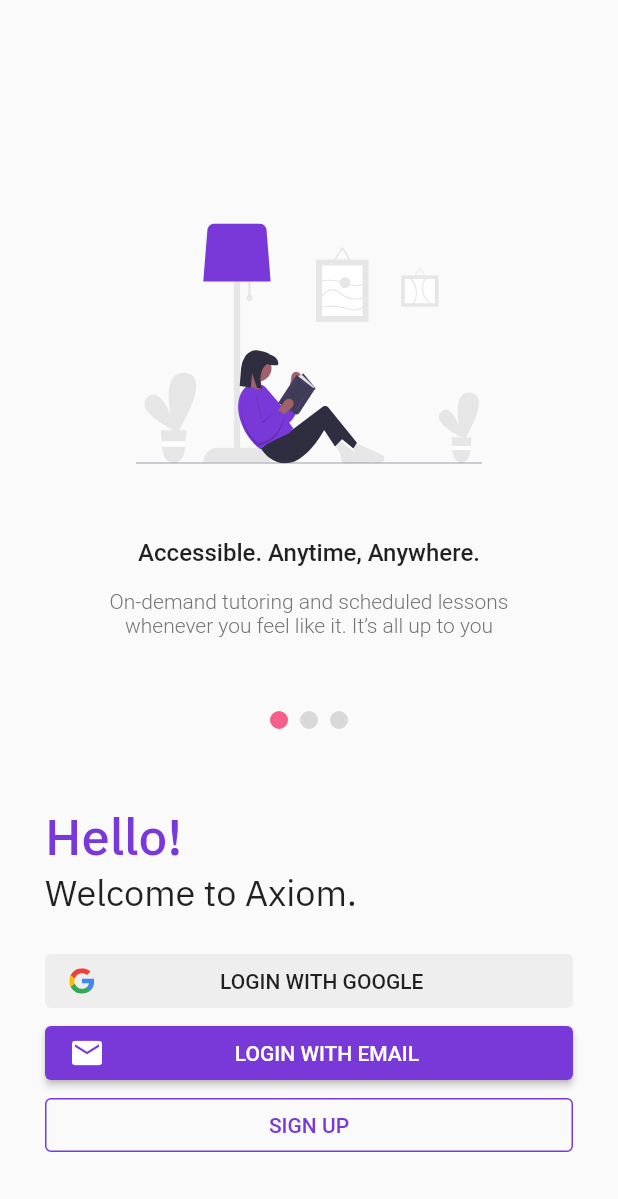
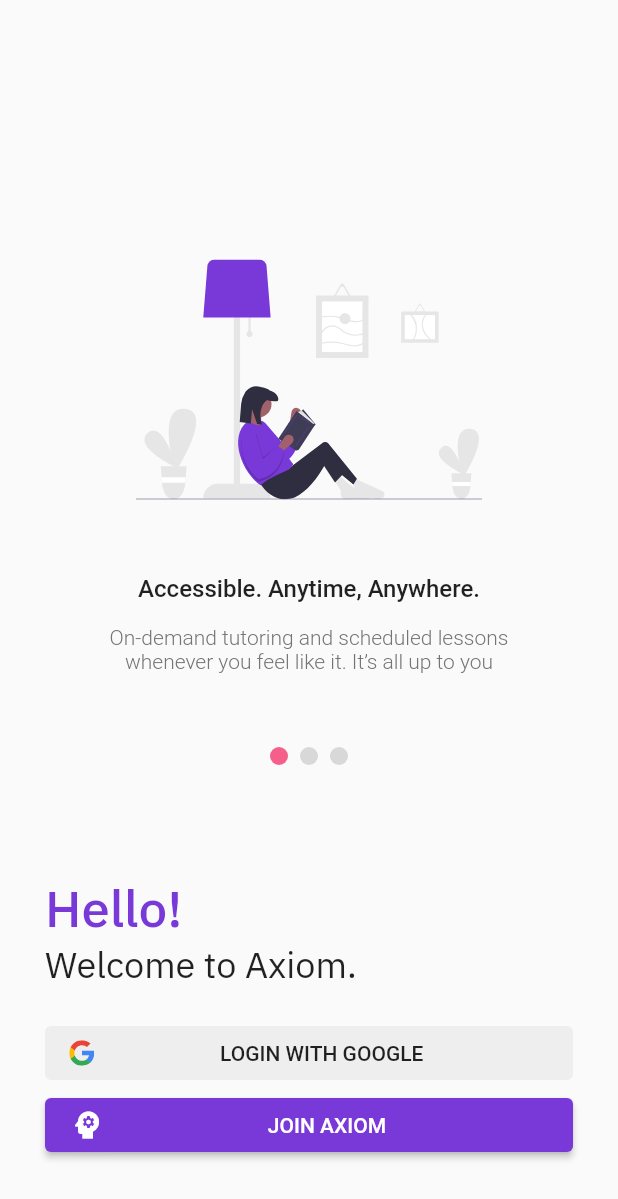
Before and after one commit to axiomacademy/solo, a Flutter app: the screen it shows after launch, after a tap on "LOGIN WITH GOOGLE", on a phone screen of 412 x 824 dp. Shown: the top 1199 px of the screen. Run offline on Flutter 3.47's test engine with Material 2 defaults, Android fonts, the phone set to English and light mode, and no system bars; drawn by our look-alikes of smooth_page_indicator; our stand-ins replace firebase_auth, firebase_core, flutter_svg, google_sign_in; missing offline and left inert: firebase_auth_web, firebase_core_web, google_sign_in_web, selectable_container; accounts and stored records are empty.

Commit message:
feat: adding half of pre signup onboarding flow

```diff
--- a/lib/generated_plugin_registrant.dart
+++ b/lib/generated_plugin_registrant.dart
@@ -4,12 +4,16 @@
 
 // ignore_for_file: lines_longer_than_80_chars
 
+import 'package:firebase_auth_web/firebase_auth_web.dart';
 import 'package:firebase_core_web/firebase_core_web.dart';
+import 'package:google_sign_in_web/google_sign_in_web.dart';
 
 import 'package:flutter_web_plugins/flutter_web_plugins.dart';
 
 // ignore: public_member_api_docs
 void registerPlugins(Registrar registrar) {
+  FirebaseAuthWeb.registerWith(registrar);
   FirebaseCoreWeb.registerWith(registrar);
+  GoogleSignInPlugin.registerWith(registrar);
   registrar.registerMessageHandler();
 }
--- a/lib/main.dart
+++ b/lib/main.dart
@@ -2,6 +2,9 @@ import 'package:flutter/material.dart';
 
 // ignore: import_of_legacy_library_into_null_safe
 import 'package:firebase_core/firebase_core.dart';
+
+// ignore: import_of_legacy_library_into_null_safe
+import 'package:firebase_auth/firebase_auth.dart';
 
 // Pages
 import './pages/welcome.dart';
@@ -19,9 +22,6 @@ class App extends StatefulWidget {
 }
 
 class _AppState extends State<App> {
-  /// The future is part of the state of our widget. We should not call `initializeApp`
-  /// directly inside [build].
-  final Future<FirebaseApp> _initialization = Firebase.initializeApp();
   final _navigatorKey = GlobalKey<NavigatorState>();
 
   @override
@@ -32,7 +32,7 @@ class _AppState extends State<App> {
         theme: buildTheme(),
         home: FutureBuilder(
           // Initialize FlutterFire:
-          future: _initialization,
+          future: _initFirebase(),
           builder: (context, snapshot) {
             // Check for errors
             if (snapshot.hasError) {
@@ -49,6 +49,16 @@ class _AppState extends State<App> {
           },
         ));
   }
+
+  Future<FirebaseApp> _initFirebase() async {
+    FirebaseApp firebaseApp = await Firebase.initializeApp();
+    User? user = FirebaseAuth.instance.currentUser;
+    if (user != null) {
+      // Logged in, go straight to home page
+      print("Logged in");
+    }
+    return firebaseApp;
+  }
 }
 
 class ErrorState extends StatelessWidget {
--- a/lib/pages/welcome.dart
+++ b/lib/pages/welcome.dart
@@ -1,9 +1,14 @@
 import 'package:flutter/material.dart';
-
 import 'package:flutter_svg/flutter_svg.dart';
 
 // ignore: import_of_legacy_library_into_null_safe
+import 'package:firebase_auth/firebase_auth.dart';
+// ignore: import_of_legacy_library_into_null_safe
 import 'package:smooth_page_indicator/smooth_page_indicator.dart';
+
+import '../services/auth_service.dart';
+
+import './register.dart';
 
 /// WelcomePage, redirect to this for unauthneticated user
 class WelcomePage extends StatefulWidget {
@@ -78,7 +83,10 @@ class _WelcomePageState extends State<WelcomePage> {
                 Padding(
                     padding: EdgeInsets.only(top: 20.0),
                     child: ElevatedButton(
-                        onPressed: () {},
+                        onPressed: () async {
+                          User user = await AuthService.signInWithGoogle();
+                          print(user.email);
+                        },
                         style: ElevatedButton.styleFrom(
                           primary: Colors.grey[200],
                           elevation: 0,
@@ -94,28 +102,19 @@ class _WelcomePageState extends State<WelcomePage> {
                           Spacer()
                         ]))),
                 ElevatedButton(
-                  onPressed: () {},
+                  onPressed: () {
+                    Navigator.of(context).push(NamePage.route());
+                  },
                   style: ElevatedButton.styleFrom(
                     primary: Theme.of(context).primaryColor,
                   ),
                   child: Row(children: <Widget>[
-                    Icon(Icons.mail),
+                    Icon(Icons.psychology),
                     Spacer(),
-                    Text("LOGIN WITH EMAIL"),
+                    Text("JOIN AXIOM"),
                     Spacer(),
                   ]),
                 ),
-                OutlinedButton(
-                    onPressed: () {},
-                    style: OutlinedButton.styleFrom(
-                      side: BorderSide(color: Theme.of(context).primaryColor),
-                    ),
-                    child: Row(children: <Widget>[
-                      Spacer(),
-                      Text("SIGN UP",
-                          style: Theme.of(context).primaryTextTheme.button),
-                      Spacer()
-                    ])),
               ])),
         ]),
       ),
--- /dev/null
+++ b/lib/services/auth_service.dart
@@ -0,0 +1,26 @@
+// ignore: import_of_legacy_library_into_null_safe
+import 'package:firebase_auth/firebase_auth.dart';
+// ignore: import_of_legacy_library_into_null_safe
+import 'package:google_sign_in/google_sign_in.dart';
+
+class AuthService {
+  static Future<User> signInWithGoogle() async {
+    // Trigger the authentication flow
+    final GoogleSignInAccount googleUser = await GoogleSignIn().signIn();
+
+    // Obtain the auth details from the request
+    final GoogleSignInAuthentication googleAuth =
+        await googleUser.authentication;
+
+    // Create a new credential
+    final credential = GoogleAuthProvider.credential(
+      accessToken: googleAuth.accessToken,
+      idToken: googleAuth.idToken,
+    );
+
+    // Once signed in, return the UserCredential
+    UserCredential userCredential =
+        await FirebaseAuth.instance.signInWithCredential(credential);
+    return userCredential.user;
+  }
+}
```
Also changed, not shown: lib/pages/register.dart (added, +211 -0 lines), pubspec.yaml (+5 -3 lines), assets/img/explore.png (added), assets/img/hard.png (added), 5 other files.
